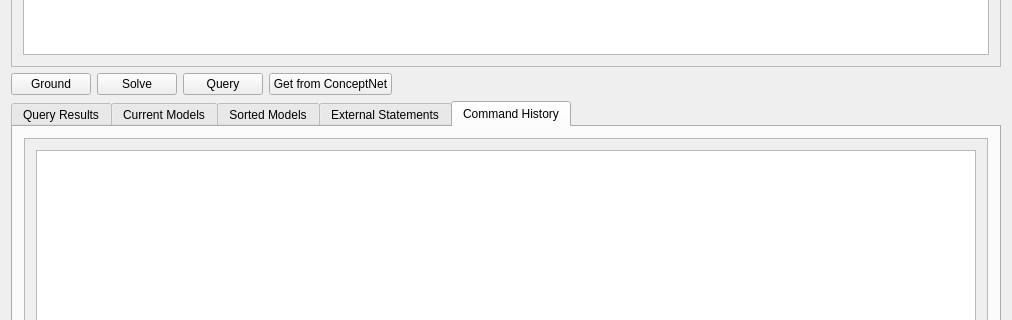
First picture: the form in concept_net_gui/ui/conceptnetgui.ui, repository alica-labs/aspsuite, before the edit; both pictures show x 0 to 1012 and y 306 to 626 of the 1012 by 760 pixel window.
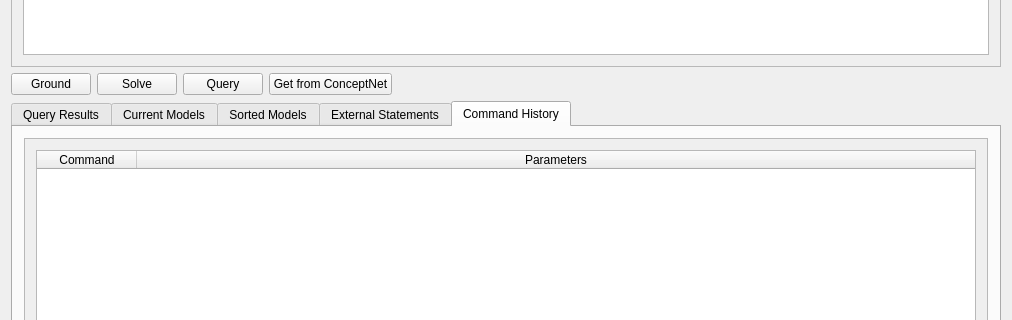
Second picture: the form after the edit. The open tabs and pages were chosen to show the change.

Commit message: working on commads history working str + z working leave text area with esc

```diff
--- a/concept_net_gui/ui/conceptnetgui.ui
+++ b/concept_net_gui/ui/conceptnetgui.ui
@@ -224,11 +224,11 @@
        </attribute>
        <layout class="QHBoxLayout" name="horizontalLayout_5">
         <item>
-         <widget class="QScrollArea" name="scrollArea_5">
+         <widget class="QScrollArea" name="commandHistoryScrollArea">
           <property name="widgetResizable">
            <bool>true</bool>
           </property>
-          <widget class="QWidget" name="commandHistoryScrollArea">
+          <widget class="QWidget" name="commandHistoryScrollAreaWidget">
            <property name="geometry">
             <rect>
              <x>0</x>
@@ -237,15 +237,34 @@
              <height>285</height>
             </rect>
            </property>
+           <property name="sizePolicy">
+            <sizepolicy hsizetype="Expanding" vsizetype="Expanding">
+             <horstretch>0</horstretch>
+             <verstretch>0</verstretch>
+            </sizepolicy>
+           </property>
            <layout class="QHBoxLayout" name="horizontalLayout_11">
             <item>
              <widget class="QTableWidget" name="commandHistoryTable">
               <property name="columnCount">
-               <number>0</number>
+               <number>2</number>
               </property>
               <attribute name="horizontalHeaderCascadingSectionResizes">
                <bool>false</bool>
               </attribute>
+              <attribute name="horizontalHeaderStretchLastSection">
+               <bool>true</bool>
+              </attribute>
+              <column>
+               <property name="text">
+                <string>Command</string>
+               </property>
+              </column>
+              <column>
+               <property name="text">
+                <string>Parameters</string>
+               </property>
+              </column>
              </widget>
             </item>
            </layout>
```
Left out of the diff: 28 changed lines with no effect on the pictures. The commit also changes 29 other files.
